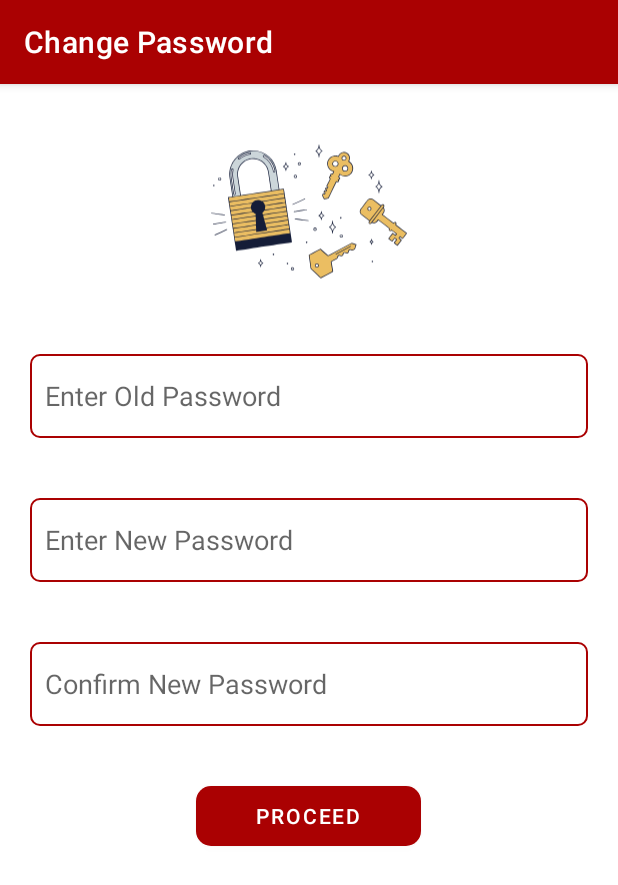
After one commit to gupta-aman1/Golden, an Android app: the ChangePasswordActivity screen opened directly, with no data from a screen before it, on a phone screen of 412 x 824 dp. The commit adds this screen. Shown: the top 885 px of the screen. Run offline under Robolectric (Android 15) with nearby library versions, the phone set to English and light mode, and no system bars.

Commit message:
changes minor

```diff
--- a/app/src/main/java/com/example/goldenfish/AddUser/AddUserActivity.kt
+++ b/app/src/main/java/com/example/goldenfish/AddUser/AddUserActivity.kt
@@ -511,7 +511,7 @@ class AddUserActivity : AppCompatActivity() {
         {
             Toast.makeText(this@AddUserActivity,"Select City",Toast.LENGTH_SHORT).show()
         }
-        else if(et_pincode.text.toString().trim().equals(""))
+        else if(et_pincode.text.toString().trim().equals("") || et_pincode.text.toString().length!=6)
         {
             et_pincode.setError("Required")
         }
@@ -554,7 +554,9 @@ class AddUserActivity : AppCompatActivity() {
         jsonObject.addProperty("Pincode", et_pincode.text.toString())
         jsonObject.addProperty("UserType",et_userType.getSelectedItem().toString())
         jsonObject.addProperty("SchemeId",selectedschemeId)
-        jsonObject.addProperty(Constant.Checksum, MyUtils.encryption("AddChildUser", et_user_name.text.toString()+"|"+et_shop_name.text.toString()+"|"+et_mobile.text.toString(), "13598"))
+        jsonObject.addProperty(Constant.Checksum, MyUtils.encryption("AddChildUser", et_user_name.text.toString()+"|"+et_shop_name.text.toString()+"|"+et_mobile.text.toString(),userid))
+
+       // System.out.println("ADD CHILD "+jsonObject)
         val call = RetrofitClient.getInstance().api.AddChildUser(jsonObject)
         call.enqueue(object : Callback<ResponseBody?> {
             override fun onResponse(call: Call<ResponseBody?>, response: Response<ResponseBody?>) {
--- a/app/src/main/java/com/example/goldenfish/Retrofit/interfaceAPI.java
+++ b/app/src/main/java/com/example/goldenfish/Retrofit/interfaceAPI.java
@@ -77,4 +77,7 @@ public interface interfaceAPI {
 
     @POST("AddChildUser")
     Call<ResponseBody> AddChildUser(@Body JsonObject object);
+
+    @POST("ChangeUserPassword")
+    Call<ResponseBody> ChangeUserPassword(@Body JsonObject object);
 }
--- a/app/src/main/res/layout/activity_add_payout_acc.xml
+++ b/app/src/main/res/layout/activity_add_payout_acc.xml
@@ -36,6 +36,7 @@
         android:layout_height="?attr/actionBarSize"
         android:layout_margin="@dimen/_20dp"
         android:inputType="number"
+        android:maxLength="30"
         android:background="@drawable/bordered_back"
         android:hint="Account Number"
         android:paddingStart="10dp"
--- a/app/src/main/res/layout/activity_add_user.xml
+++ b/app/src/main/res/layout/activity_add_user.xml
@@ -77,11 +77,12 @@
                 android:paddingStart="10dp"
                 android:paddingEnd="10dp"
                 android:id="@+id/et_pass"
+                android:maxLength="15"
                 android:layout_width="match_parent"
                 android:layout_height="?attr/actionBarSize"
                 android:background="@drawable/bordered_back"
                 android:layout_marginTop="15dp"
-                android:inputType="textEmailAddress"
+                android:inputType="textPassword"
                 android:hint="Enter Password"
                 />
 
--- /dev/null
+++ b/app/src/main/res/layout/activity_change_password.xml
@@ -0,0 +1,87 @@
+<?xml version="1.0" encoding="utf-8"?>
+<androidx.core.widget.NestedScrollView xmlns:aapt="http://schemas.android.com/aapt"
+    xmlns:app="http://schemas.android.com/apk/res-auto"
+    xmlns:android="http://schemas.android.com/apk/res/android"
+    android:layout_width="match_parent"
+    android:layout_height="match_parent">
+
+    <LinearLayout xmlns:android="http://schemas.android.com/apk/res/android"
+        android:layout_width="match_parent"
+        android:orientation="vertical"
+        android:layout_height="match_parent">
+
+        <TextView
+            android:layout_width="match_parent"
+            android:layout_height="wrap_content"
+            android:background="@color/colorAccent"
+            android:gravity="center"
+            android:paddingTop="10dp"
+            android:visibility="gone"
+            android:paddingBottom="10dp"
+            android:text="Add Payout Account"
+            android:textColor="@color/white"
+            android:textSize="18sp"
+            android:textStyle="bold" />
+
+        <ImageView
+            android:id="@+id/img_forget_password"
+            android:layout_width="200dp"
+            android:layout_gravity="center_horizontal"
+            android:layout_height="150dp"
+            android:layout_marginTop="10dp"
+            android:src="@drawable/forgetpassword" />
+
+
+        <EditText
+            android:id="@+id/et_old"
+            android:layout_width="match_parent"
+            android:layout_height="?attr/actionBarSize"
+            android:layout_margin="@dimen/_20dp"
+            android:maxLength="15"
+            android:inputType="textPassword"
+            android:background="@drawable/bordered_back"
+            android:hint="Enter Old Password"
+            android:paddingStart="10dp"
+            android:paddingEnd="10dp" />
+
+        <EditText
+            android:id="@+id/et_new"
+            android:layout_width="match_parent"
+            android:layout_height="?attr/actionBarSize"
+            android:layout_margin="@dimen/_20dp"
+            android:inputType="textPassword"
+            android:maxLength="15"
+            android:background="@drawable/bordered_back"
+            android:hint="Enter New Password"
+            android:paddingStart="10dp"
+            android:paddingEnd="10dp" />
+
+
+        <EditText
+            android:id="@+id/et_renew"
+            android:layout_width="match_parent"
+            android:layout_height="?attr/actionBarSize"
+            android:layout_margin="@dimen/_20dp"
+            android:inputType="textPassword"
+            android:background="@drawable/bordered_back"
+            android:hint="Confirm New Password"
+            android:paddingStart="10dp"
+            android:maxLength="15"
+            android:paddingEnd="10dp" />
+
+
+        <Button
+            android:id="@+id/btn_proceed"
+            android:layout_width="wrap_content"
+            android:layout_height="40dp"
+            android:layout_gravity="center"
+            android:layout_marginTop="@dimen/_20dp"
+            android:background="@drawable/button_back"
+            android:paddingStart="40dp"
+            android:paddingEnd="40dp"
+            android:text="Proceed"
+            android:onClick="ChangePassBtn"
+            android:layout_marginBottom="10dp"
+            android:textColor="@color/white" />
+    </LinearLayout>
+</androidx.core.widget.NestedScrollView>
--- a/app/src/main/res/layout/activity_signup_user.xml
+++ b/app/src/main/res/layout/activity_signup_user.xml
@@ -88,7 +88,8 @@
                     android:layout_width="match_parent"
                     android:layout_height="wrap_content"
                     android:layout_marginTop="15dp"
-                    android:inputType="textEmailAddress"
+                    android:inputType="textPassword"
+                    android:maxLength="15"
                     android:hint="Enter Password"
                     />
             <EditText
```
Also changed, not shown: app/src/main/AndroidManifest.xml (+7 -8 lines), app/src/main/java/com/example/goldenfish/ChangePassword/ChangePasswordActivity.java (added, +248 -0 lines), app/src/main/java/com/example/goldenfish/Dashboard/HomeDashboardActivity.java (+14 -5 lines), app/src/main/java/com/example/goldenfish/Sidebar/AllReports/AllReportsActivity.java (+96 -17 lines).
